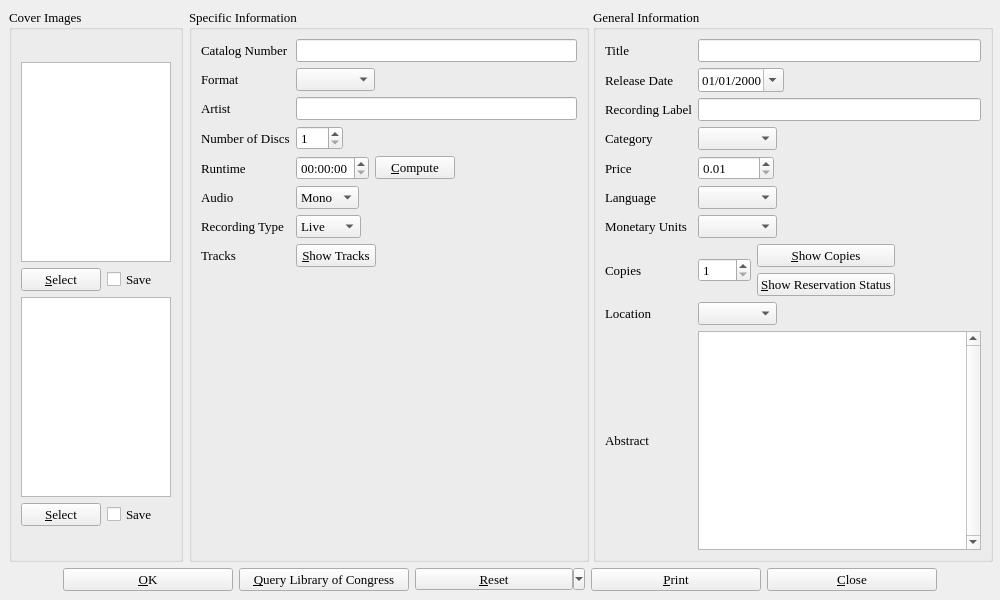
Above: cdinfo.ui from textbrowser/biblioteq before the change. Below: the same form after it.
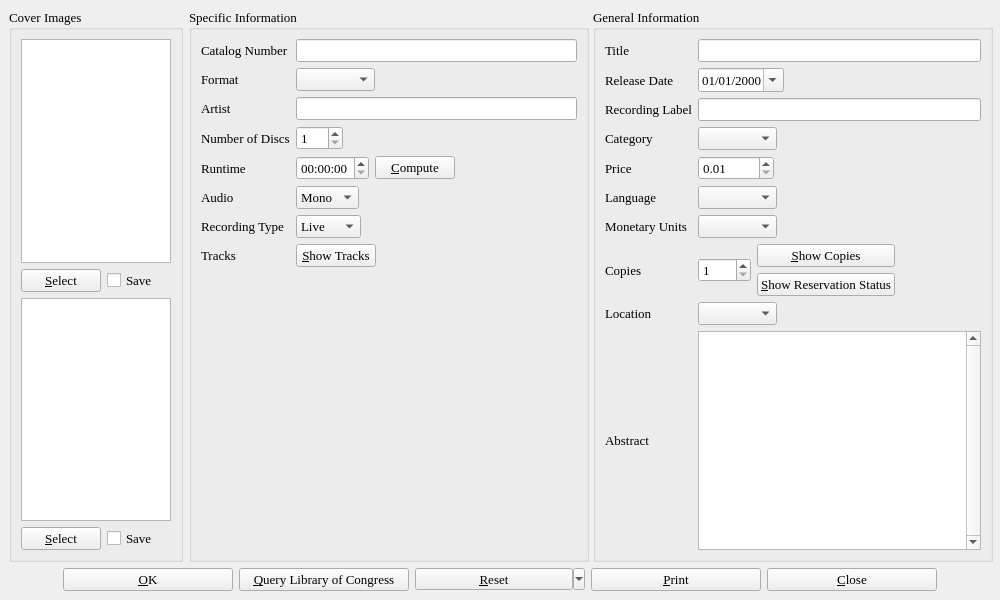
That is the form after the change. Icons and pictures are not drawn.

What changed in the file:
```diff
--- a/cdinfo.ui
+++ b/cdinfo.ui
@@ -30,29 +30,10 @@
      <layout class="QHBoxLayout" >
       <item>
        <widget class="QGroupBox" name="coverImages" >
-        <property name="sizePolicy" >
-         <sizepolicy vsizetype="Preferred" hsizetype="Fixed" >
-          <horstretch>0</horstretch>
-          <verstretch>0</verstretch>
-         </sizepolicy>
-        </property>
         <property name="title" >
          <string>Cover Images</string>
         </property>
         <layout class="QVBoxLayout" >
-         <item>
-          <spacer>
-           <property name="orientation" >
-            <enum>Qt::Vertical</enum>
-           </property>
-           <property name="sizeHint" >
-            <size>
-             <width>20</width>
-             <height>40</height>
-            </size>
-           </property>
-          </spacer>
-         </item>
          <item>
           <widget class="QGraphicsView" name="front_image" >
            <property name="minimumSize" >
@@ -61,12 +42,6 @@
              <height>200</height>
             </size>
            </property>
-           <property name="maximumSize" >
-            <size>
-             <width>150</width>
-             <height>200</height>
-            </size>
-           </property>
            <property name="toolTip" >
             <string>Front Cover Image</string>
            </property>
@@ -94,6 +69,19 @@
              </property>
             </widget>
            </item>
+           <item>
+            <spacer>
+             <property name="orientation" >
+              <enum>Qt::Horizontal</enum>
+             </property>
+             <property name="sizeHint" >
+              <size>
+               <width>40</width>
+               <height>20</height>
+              </size>
+             </property>
+            </spacer>
+           </item>
           </layout>
          </item>
          <item>
@@ -104,12 +92,6 @@
              <height>200</height>
             </size>
            </property>
-           <property name="maximumSize" >
-            <size>
-             <width>150</width>
-             <height>200</height>
-            </size>
-           </property>
            <property name="toolTip" >
             <string>Back Cover Image</string>
            </property>
@@ -137,20 +119,20 @@
              </property>
             </widget>
            </item>
-          </layout>
-         </item>
          <item>
           <spacer>
            <property name="orientation" >
-            <enum>Qt::Vertical</enum>
+              <enum>Qt::Horizontal</enum>
            </property>
            <property name="sizeHint" >
             <size>
-             <width>20</width>
-             <height>40</height>
+               <width>40</width>
+               <height>20</height>
             </size>
            </property>
           </spacer>
+           </item>
+          </layout>
          </item>
         </layout>
        </widget>
```
Lines whose indentation alone changed are shown as unchanged.
